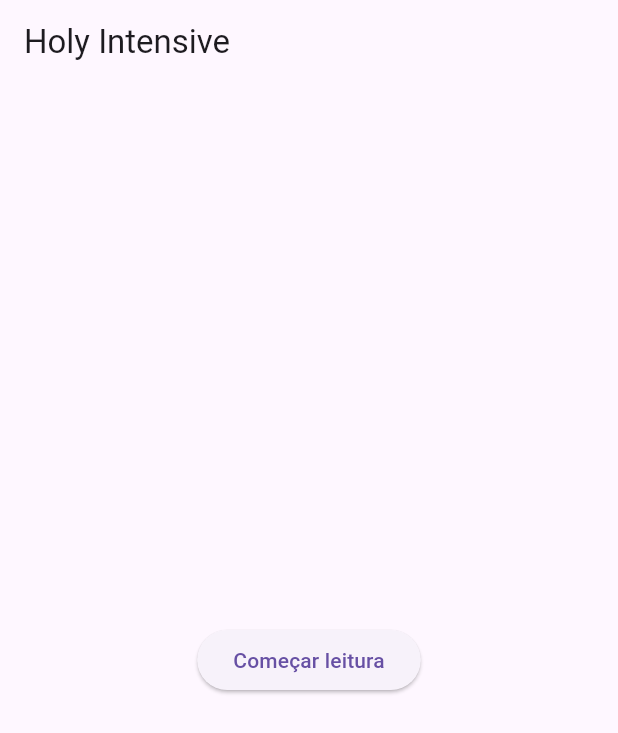
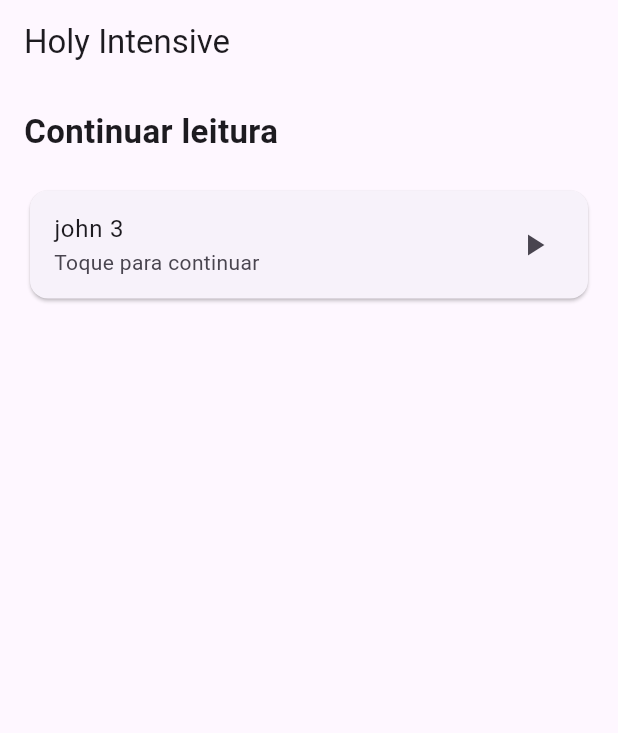
Before and after one commit to Artifry/holy-intensive, a Flutter app: the screen it shows after launch, on a phone screen of 412 x 824 dp. Shown: the top 733 px of the screen. Run offline on Flutter 3.47's test engine with Material 3 defaults, Android fonts, the phone set to English and light mode, and no system bars; our stand-ins replace cloud_firestore, firebase_core, shared_preferences; accounts and stored records are empty.

```diff
--- a/lib/main.dart
+++ b/lib/main.dart
@@ -1,6 +1,6 @@
 import 'package:firebase_core/firebase_core.dart';
 import 'package:flutter/material.dart';
-import 'screens/leitura.dart';
+import 'screens/home.dart';
 
 void main() async {
   WidgetsFlutterBinding.ensureInitialized();
@@ -13,28 +13,12 @@ class MyApp extends StatelessWidget {
 
   @override
   Widget build(BuildContext context) {
-    return const MaterialApp(home: HomePage());
-  }
-}
-
-class HomePage extends StatelessWidget {
-  const HomePage({super.key});
-
-  @override
-  Widget build(BuildContext context) {
-    return Scaffold(
-      appBar: AppBar(title: const Text('Holy Intensive')),
-      body: Center(
-        child: ElevatedButton(
-          onPressed: () {
-            Navigator.push(
-              context,
-              MaterialPageRoute(builder: (context) => const LeituraPage()),
-            );
-          },
-          child: const Text('Começar leitura'),
-        ),
-      ),
+    return MaterialApp(
+      debugShowCheckedModeBanner: false,
+      theme: ThemeData.light(),
+      darkTheme: ThemeData.dark(),
+      themeMode: ThemeMode.system,
+      home: const HomePage(),
     );
   }
 }
--- a/lib/screens/home.dart
+++ b/lib/screens/home.dart
@@ -1,33 +1,66 @@
 import 'package:flutter/material.dart';
-import '../services/bible_service.dart';
+import 'package:shared_preferences/shared_preferences.dart';
+import 'leitura.dart';
 
-class HomeScreen extends StatefulWidget {
+class HomePage extends StatefulWidget {
+  const HomePage({super.key});
+
   @override
-  _HomeScreenState createState() => _HomeScreenState();
+  State<HomePage> createState() => _HomePageState();
 }
 
-class _HomeScreenState extends State<HomeScreen> {
-  String texto = "Carregando...";
+class _HomePageState extends State<HomePage> {
+  String livro = "john";
+  int capitulo = 3;
 
   @override
   void initState() {
     super.initState();
-    carregarVersiculo();
+    carregarProgresso();
   }
 
-  void carregarVersiculo() async {
-    final data = await BibleService.getVerse("john+3:16");
+  Future<void> carregarProgresso() async {
+    final prefs = await SharedPreferences.getInstance();
 
     setState(() {
-      texto = data["text"];
+      livro = prefs.getString('livro') ?? "john";
+      capitulo = prefs.getInt('capitulo') ?? 3;
     });
   }
 
   @override
   Widget build(BuildContext context) {
     return Scaffold(
-      appBar: AppBar(title: Text("Holy Intensive")),
-      body: Center(child: Text(texto)),
+      appBar: AppBar(title: const Text("Holy Intensive")),
+
+      body: Padding(
+        padding: const EdgeInsets.all(16.0),
+        child: Column(
+          crossAxisAlignment: CrossAxisAlignment.start,
+          children: [
+            const Text(
+              "Continuar leitura",
+              style: TextStyle(fontSize: 22, fontWeight: FontWeight.bold),
+            ),
+
+            const SizedBox(height: 20),
+
+            Card(
+              child: ListTile(
+                title: Text("$livro $capitulo"),
+                subtitle: const Text("Toque para continuar"),
+                trailing: const Icon(Icons.play_arrow),
+                onTap: () {
+                  Navigator.push(
+                    context,
+                    MaterialPageRoute(builder: (_) => const LeituraPage()),
+                  );
+                },
+              ),
+            ),
+          ],
+        ),
+      ),
     );
   }
 }
--- a/pubspec.yaml
+++ b/pubspec.yaml
@@ -19,6 +19,7 @@ dependencies:
 
   # HTTP para API da Bíblia (IMPORTANTE pra próxima fase)
   http: ^1.2.1
+  shared_preferences: ^2.5.5
 
 dev_dependencies:
   flutter_test:
```
Also changed, not shown: lib/screens/config.dart (added, +45 -0 lines), lib/screens/leitura.dart (+57 -10 lines), pubspec.lock, 1 other file.
